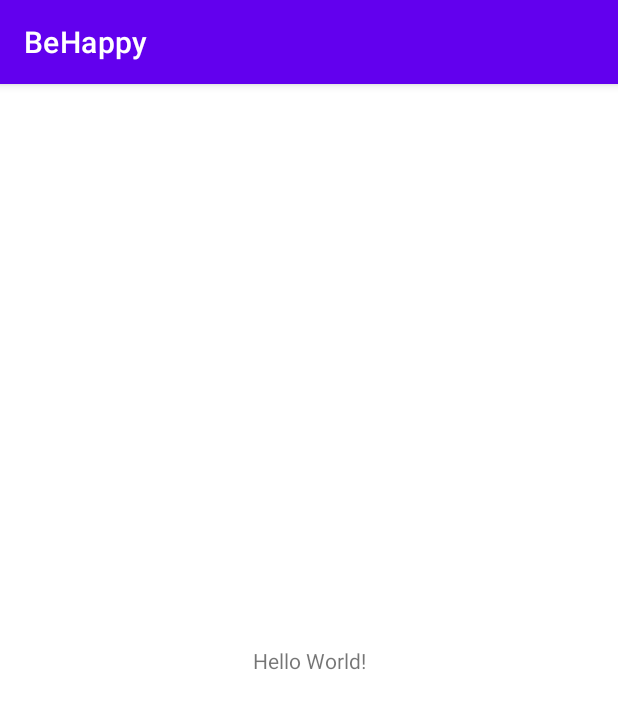
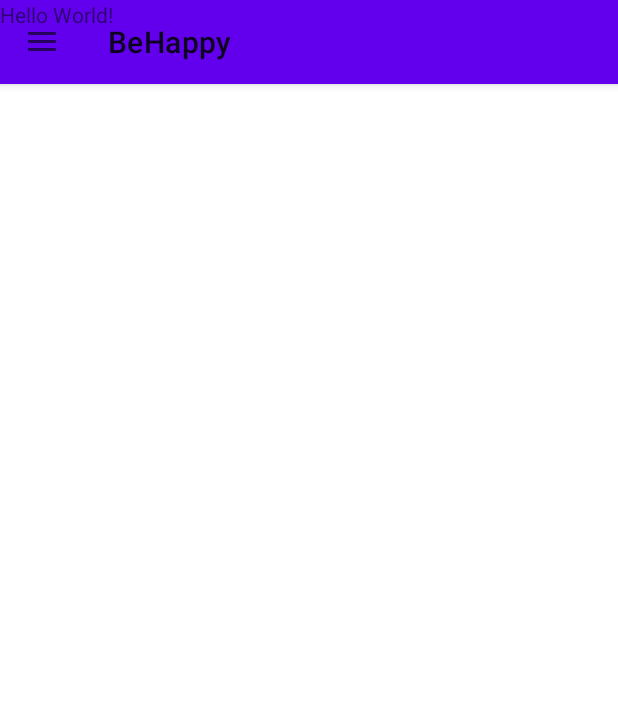
Before and after one commit to LBanda/BeHappy, an Android app: the screen it shows after launch (MainActivity), on a phone screen of 412 x 824 dp. Shown: the top 709 px of the screen. Run offline under Robolectric (Android 15) with nearby library versions, the phone set to English and light mode, and no system bars.

Commit message:
First_Bar_Menu
Primer intento de menu lateral

```diff
--- a/app/build.gradle
+++ b/app/build.gradle
@@ -41,4 +41,7 @@ dependencies {
     testImplementation 'junit:junit:4.13.2'
     androidTestImplementation 'androidx.test.ext:junit:1.1.5'
     androidTestImplementation 'androidx.test.espresso:espresso-core:3.5.1'
+
+    implementation 'androidx.drawerlayout:drawerlayout:1.2.0'
+    implementation 'androidx.coordinatorlayout:coordinatorlayout:1.2.0'
 }
--- a/app/src/main/java/mx/itesm/equipo2/behappy/MainActivity.kt
+++ b/app/src/main/java/mx/itesm/equipo2/behappy/MainActivity.kt
@@ -1,11 +1,65 @@
 package mx.itesm.equipo2.behappy
 
+import android.content.res.Configuration
 import androidx.appcompat.app.AppCompatActivity
 import android.os.Bundle
+import android.view.MenuItem
+import android.widget.Toast
+import android.widget.Toolbar
+import androidx.appcompat.app.ActionBarDrawerToggle
+import androidx.core.view.GravityCompat
+import androidx.drawerlayout.widget.DrawerLayout
+import com.google.android.material.navigation.NavigationBarView
+import com.google.android.material.navigation.NavigationView
 
-class MainActivity : AppCompatActivity() {
+class MainActivity : AppCompatActivity(), NavigationView.OnNavigationItemSelectedListener {
+
+    private lateinit var drawer: DrawerLayout
+    private lateinit var toggle: ActionBarDrawerToggle
     override fun onCreate(savedInstanceState: Bundle?) {
         super.onCreate(savedInstanceState)
         setContentView(R.layout.activity_main)
+
+        val toolbar: androidx.appcompat.widget.Toolbar = findViewById(R.id.toolbar_main)
+        setSupportActionBar(toolbar)
+
+        drawer = findViewById(R.id.drawer_layout)
+        toggle = ActionBarDrawerToggle(this, drawer, toolbar, R.string.navigation_drawer_open, R.string.navigation_drawer_close)
+        drawer.addDrawerListener(toggle)
+
+        supportActionBar?.setDisplayHomeAsUpEnabled(true)
+        supportActionBar?.setHomeButtonEnabled(true)
+
+        val navigationView: NavigationView = findViewById(R.id.nav_view)
+        navigationView.setNavigationItemSelectedListener(this)
+    }
+
+    override fun onNavigationItemSelected(item: MenuItem): Boolean {
+        when (item.itemId) {
+            R.id.nav_miPerfil -> Toast.makeText(this, "Mi Perfil", Toast.LENGTH_SHORT).show()
+            R.id.nav_formulario -> Toast.makeText(this, "Formulario", Toast.LENGTH_SHORT).show()
+            R.id.nav_contacto -> Toast.makeText(this, "Contacto", Toast.LENGTH_SHORT).show()
+            R.id.nav_configuracion -> Toast.makeText(this, "Configuración", Toast.LENGTH_SHORT).show()
+        }
+
+        drawer.closeDrawer(GravityCompat.START)
+        return true
+    }
+
+    override fun onPostCreate(savedInstanceState: Bundle?) {
+        super.onPostCreate(savedInstanceState)
+        toggle.syncState()
+    }
+
+    override fun onConfigurationChanged(newConfig: Configuration) {
+        super.onConfigurationChanged(newConfig)
+        toggle.onConfigurationChanged(newConfig)
+    }
+
+    override fun onOptionsItemSelected(item: MenuItem): Boolean {
+        if (toggle.onOptionsItemSelected(item)){
+            return true
+        }
+        return super.onOptionsItemSelected(item)
     }
 }
--- a/app/src/main/res/layout/activity_main.xml
+++ b/app/src/main/res/layout/activity_main.xml
@@ -1,10 +1,27 @@
 <?xml version="1.0" encoding="utf-8"?>
-<androidx.constraintlayout.widget.ConstraintLayout xmlns:android="http://schemas.android.com/apk/res/android"
+<androidx.drawerlayout.widget.DrawerLayout
+    xmlns:android="http://schemas.android.com/apk/res/android"
     xmlns:app="http://schemas.android.com/apk/res-auto"
     xmlns:tools="http://schemas.android.com/tools"
+    android:layout_height="match_parent"
     android:layout_width="match_parent"
-    android:layout_height="match_parent"
+    android:id="@+id/drawer_layout"
+    tools:openDrawer="start"
     tools:context=".MainActivity">
+
+    <include
+        layout="@layout/app_barmenu_main"
+        android:layout_height="match_parent"
+        android:layout_width="match_parent"/>
+
+    <com.google.android.material.navigation.NavigationView
+        android:id="@+id/nav_view"
+        android:layout_height="match_parent"
+        android:layout_width="wrap_content"
+        android:layout_gravity="start"
+
+        app:headerLayout="@layout/nav_header_main"
+        app:menu="@menu/activity_main_drawer"/>
 
     <TextView
         android:layout_width="wrap_content"
@@ -15,4 +32,4 @@
         app:layout_constraintStart_toStartOf="parent"
         app:layout_constraintTop_toTopOf="parent" />
 
-</androidx.constraintlayout.widget.ConstraintLayout>
+</androidx.drawerlayout.widget.DrawerLayout>
--- /dev/null
+++ b/app/src/main/res/layout/app_barmenu_main.xml
@@ -0,0 +1,28 @@
+<?xml version="1.0" encoding="utf-8"?>
+<androidx.coordinatorlayout.widget.CoordinatorLayout
+    xmlns:android="http://schemas.android.com/apk/res/android"
+    xmlns:app="http://schemas.android.com/apk/res-auto"
+    xmlns:tools="http://schemas.android.com/tools"
+    android:layout_height="match_parent"
+    android:layout_width="match_parent"
+    tools:context=".MainActivity">
+
+    <com.google.android.material.appbar.AppBarLayout
+        android:layout_height="wrap_content"
+        android:layout_width="match_parent"
+        android:fitsSystemWindows="true">
+
+        <androidx.appcompat.widget.Toolbar
+            android:id="@+id/toolbar_main"
+            android:layout_height="?attr/actionBarSize"
+            android:layout_width="match_parent"
+            android:background="?attr/colorPrimary"
+
+            app:layout_scrollFlags="scroll|enterAlways"/>
+    </com.google.android.material.appbar.AppBarLayout>
+
+
+
+    />
+
+</androidx.coordinatorlayout.widget.CoordinatorLayout>
--- /dev/null
+++ b/app/src/main/res/menu/activity_main_drawer.xml
@@ -0,0 +1,17 @@
+<?xml version="1.0" encoding="utf-8"?>
+<menu xmlns:android="http://schemas.android.com/apk/res/android">
+    <group>
+        <item android:id="@+id/nav_miPerfil"
+            android:title="Mi Perfil"
+            android:icon="@drawable/abc_vector_test"/>
+        <item android:id="@+id/nav_formulario"
+            android:title="Formulario"
+            android:icon="@drawable/abc_vector_test"/>
+        <item android:id="@+id/nav_contacto"
+            android:title="Contacto"
+            android:icon="@drawable/abc_vector_test"/>
+        <item android:id="@+id/nav_configuracion"
+            android:title="Configuración"
+            android:icon="@drawable/abc_vector_test"/>
+    </group>
+</menu>
--- a/app/src/main/res/values/strings.xml
+++ b/app/src/main/res/values/strings.xml
@@ -1,3 +1,5 @@
 <resources>
     <string name="app_name">BeHappy</string>
+    <string name="navigation_drawer_open">Open</string>
+    <string name="navigation_drawer_close">Close</string>
 </resources>
--- a/app/src/main/res/values/themes.xml
+++ b/app/src/main/res/values/themes.xml
@@ -11,6 +11,9 @@
         <item name="colorOnSecondary">@color/black</item>
         <!-- Status bar color. -->
         <item name="android:statusBarColor">?attr/colorPrimaryVariant</item>
+
         <!-- Customize your theme here. -->
+        <item name="windowActionBar">false</item>
+        <item name="windowNoTitle">true</item>
     </style>
 </resources>
```
Also changed, not shown: app/src/main/res/layout/nav_header_main.xml (added, +31 -0 lines).
